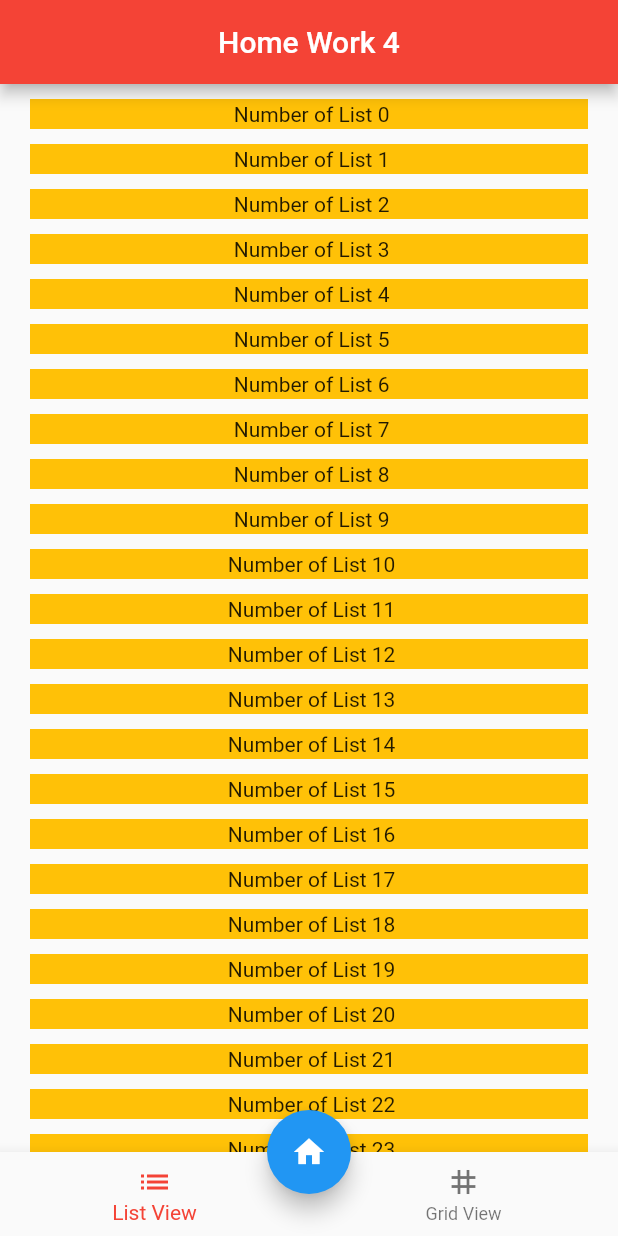
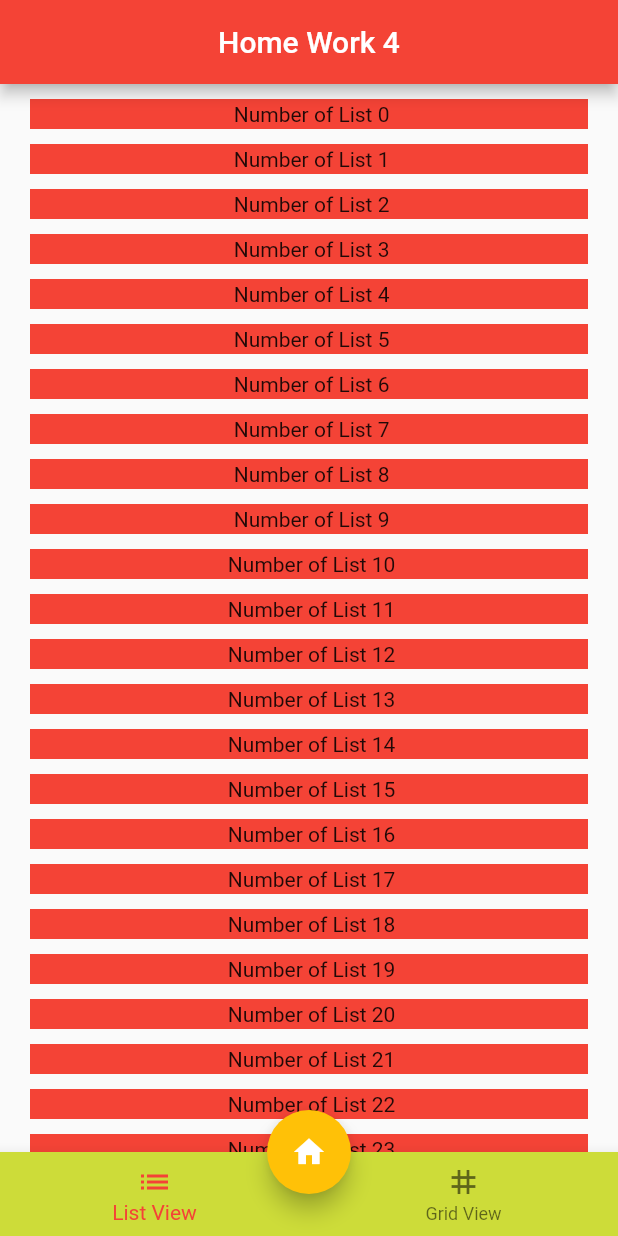
Before and after one commit to vatiza/Flutter_Widgets_Learning, a Flutter app: the screen it shows after launch, on a phone screen of 412 x 824 dp. Run offline on Flutter 3.47's test engine with Material 2 defaults, Android fonts, the light colour scheme and no system bars.

Commit message:
done Home Work

```diff
--- a/lib/homepage.dart
+++ b/lib/homepage.dart
@@ -1,5 +1,6 @@
 import 'package:bottom_navigationbar_hm78910/grid.dart';
 import 'package:bottom_navigationbar_hm78910/list.dart';
+import 'package:bottom_navigationbar_hm78910/tmp.dart';
 import 'package:flutter/material.dart';
 
 class HomePage extends StatefulWidget {
@@ -12,8 +13,9 @@ class HomePage extends StatefulWidget {
 class _HomePageState extends State<HomePage> {
   int selectedIndex = 0;
   List<Widget> pages = [
-    ListViewPage(),
-    GridViewPage(),
+    const ListViewPage(),
+    const GridViewPage(),
+    TmpPage(),
   ];
   void onTap(int index) {
     setState(() {
@@ -26,19 +28,25 @@ class _HomePageState extends State<HomePage> {
     return SafeArea(
       child: Scaffold(
         appBar: AppBar(
-          title: Text('Home Work 4'),
+          title: const Text('Home Work 4'),
           backgroundColor: Colors.red,
           centerTitle: true,
         ),
         floatingActionButtonLocation: FloatingActionButtonLocation.centerDocked,
         floatingActionButton: FloatingActionButton(
-          onPressed: () {},
+          onPressed: () {
+            null;
+          },
+          hoverColor: Colors.orange,
+          backgroundColor: Colors.amber,
           child: const Icon(
             Icons.home,
           ),
+          //backgroundColor: Colors.red,
         ),
         bottomNavigationBar: BottomNavigationBar(
           currentIndex: selectedIndex,
+          backgroundColor: Colors.lime,
           selectedItemColor: Colors.red,
           onTap: onTap,
           items: const <BottomNavigationBarItem>[
--- a/lib/list.dart
+++ b/lib/list.dart
@@ -18,7 +18,7 @@ class ListViewPage extends StatelessWidget {
             padding: EdgeInsets.only(bottom: 10),
             child: Container(
                 height: 20,
-                color: Colors.amber,
+                color: Colors.red,
                 child: Padding(
                   padding: const EdgeInsets.all(2.0),
                   child: Center(child: Text(' Number of List $index')),
```
Also changed, not shown: lib/tmp.dart (added, +13 -0 lines).
